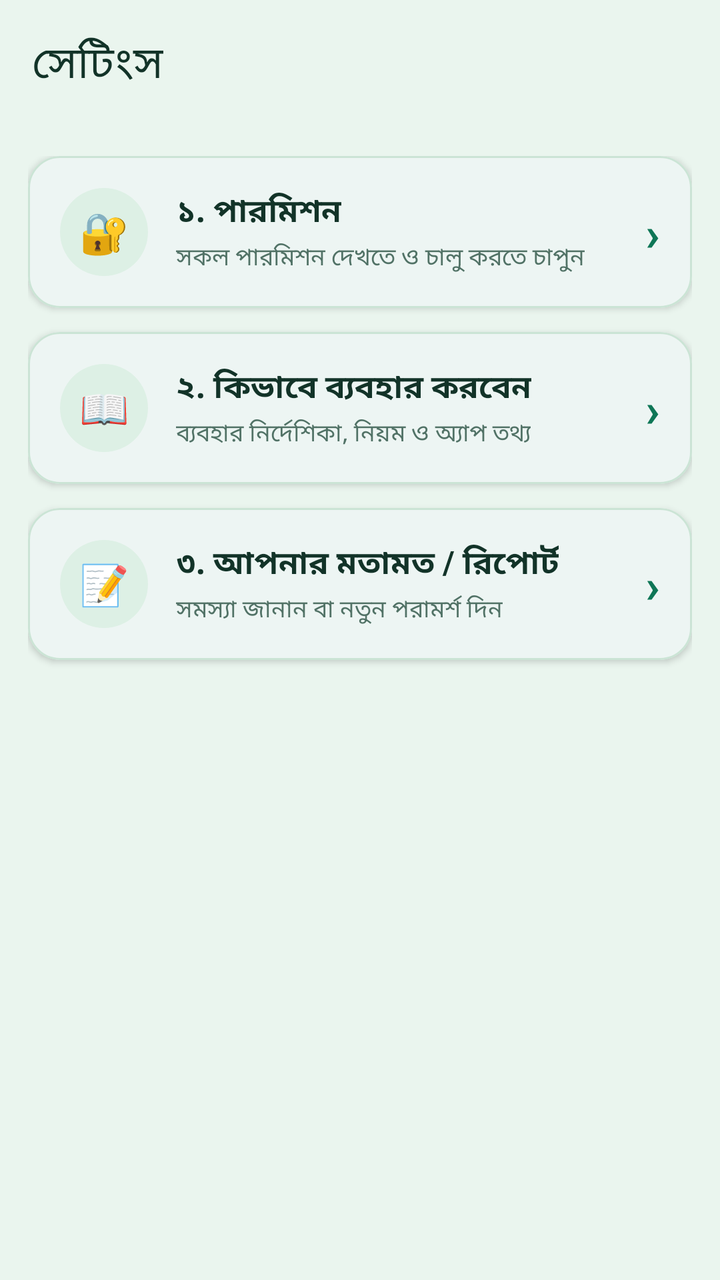
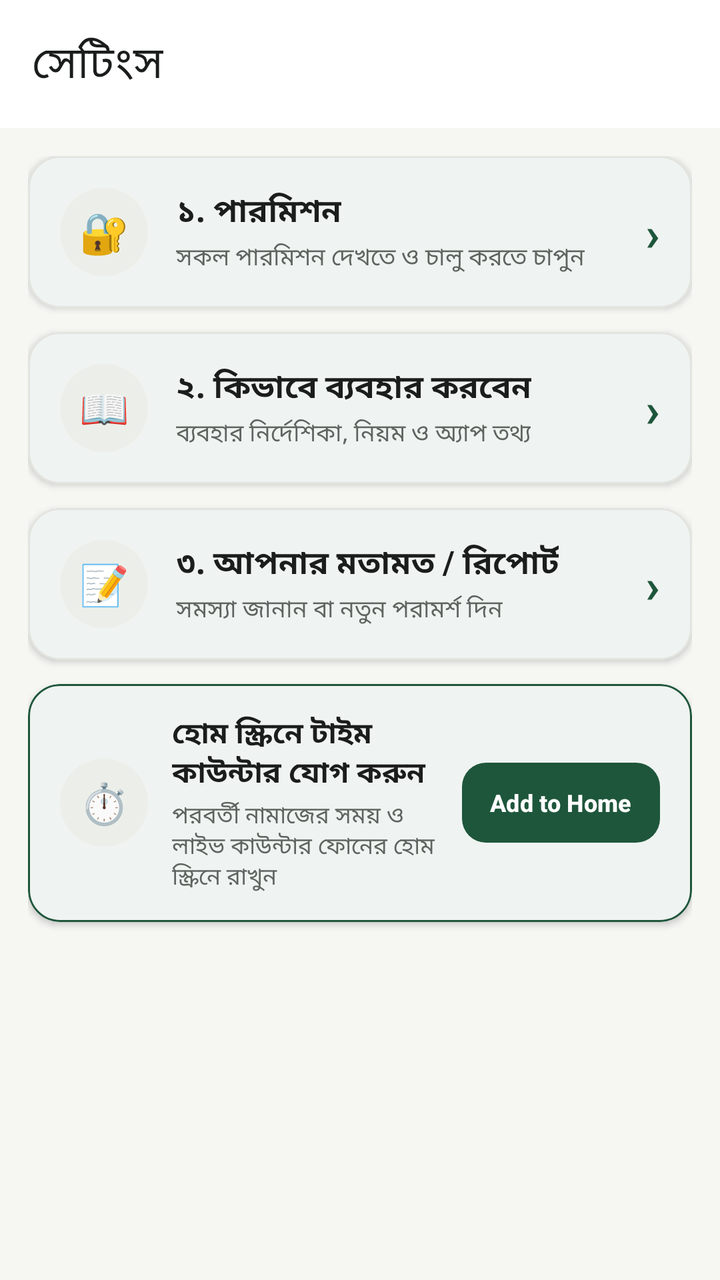

Before-and-after screenshots of an Android layout around one commit, followed by the original layout XML and the change that was made.
<!-- AndroidManifest.xml: application theme Theme.IslamicAlarm -->
<!-- res/layout/activity_settings.xml -->
<?xml version="1.0" encoding="utf-8"?>
<LinearLayout xmlns:android="http://schemas.android.com/apk/res/android"
    xmlns:app="http://schemas.android.com/apk/res-auto"
    xmlns:tools="http://schemas.android.com/tools"
    android:layout_width="match_parent"
    android:layout_height="match_parent"
    android:background="@color/background"
    android:orientation="vertical"
    tools:context="com.hafij.islamicalarm.settings.SettingsFragment">

    <com.google.android.material.appbar.AppBarLayout
        android:layout_width="match_parent"
        android:layout_height="wrap_content"
        android:background="@color/primary"
        app:elevation="0dp"
        app:liftOnScroll="false">

        <com.google.android.material.appbar.MaterialToolbar
            android:id="@+id/toolbarSettings"
            android:layout_width="match_parent"
            android:layout_height="?attr/actionBarSize"
            app:title="সেটিংস"
            app:titleTextColor="@color/text_primary" />

    </com.google.android.material.appbar.AppBarLayout>

    <androidx.core.widget.NestedScrollView
        android:id="@+id/settingsScrollView"
        android:layout_width="match_parent"
        android:layout_height="match_parent"
        android:clipToPadding="false"
        android:paddingBottom="16dp">

        <LinearLayout
            android:layout_width="match_parent"
            android:layout_height="wrap_content"
            android:orientation="vertical"
            android:padding="14dp">

            
            <LinearLayout
                android:id="@+id/layoutSettingsMenu"
                android:layout_width="match_parent"
                android:layout_height="wrap_content"
                android:orientation="vertical">

                
                <com.google.android.material.card.MaterialCardView
                    android:id="@+id/cardCatPermissions"
                    android:layout_width="match_parent"
                    android:layout_height="wrap_content"
                    android:layout_marginBottom="12dp"
                    app:cardBackgroundColor="@color/surface"
                    app:cardCornerRadius="16dp"
                    app:cardElevation="2dp"
                    app:strokeColor="@color/border"
                    app:strokeWidth="1dp">

                    <LinearLayout
                        android:id="@+id/rowCatPermissionsHeader"
                        android:layout_width="match_parent"
                        android:layout_height="wrap_content"
                        android:background="?attr/selectableItemBackground"
                        android:clickable="true"
                        android:focusable="true"
                        android:gravity="center_vertical"
                        android:minHeight="72dp"
                        android:orientation="horizontal"
                        android:paddingHorizontal="16dp"
                        android:paddingVertical="16dp">

                        <TextView
                            android:layout_width="44dp"
                            android:layout_height="44dp"
                            android:background="@drawable/bg_quran_icon_circle"
                            android:gravity="center"
                            android:text="🔐"
                            android:textSize="20sp" />

                        <LinearLayout
                            android:layout_width="0dp"
                            android:layout_height="wrap_content"
                            android:layout_marginStart="14dp"
                            android:layout_weight="1"
                            android:orientation="vertical">

                            <TextView
                                android:layout_width="wrap_content"
                                android:layout_height="wrap_content"
                                android:text="১. পারমিশন"
                                android:textColor="@color/text_primary"
                                android:textSize="16sp"
                                android:textStyle="bold" />

                            <TextView
                                android:id="@+id/tvPermSummary"
                                android:layout_width="wrap_content"
                                android:layout_height="wrap_content"
                                android:layout_marginTop="2dp"
                                android:text="সকল পারমিশন দেখতে ও চালু করতে চাপুন"
                                android:textColor="@color/text_secondary"
                                android:textSize="12sp" />

                        </LinearLayout>

                        <TextView
                            android:id="@+id/tvCatPermArrow"
                            android:layout_width="wrap_content"
                            android:layout_height="wrap_content"
                            android:paddingStart="8dp"
                            android:text="›"
                            android:textColor="@color/secondary"
                            android:textSize="24sp"
                            android:textStyle="bold" />

                    </LinearLayout>

                </com.google.android.material.card.MaterialCardView>

                
                <com.google.android.material.card.MaterialCardView
                    android:id="@+id/cardCatGuide"
                    android:layout_width="match_parent"
                    android:layout_height="wrap_content"
                    android:layout_marginBottom="12dp"
                    app:cardBackgroundColor="@color/surface"
                    app:cardCornerRadius="16dp"
                    app:cardElevation="2dp"
                    app:strokeColor="@color/border"
                    app:strokeWidth="1dp">

                    <LinearLayout
                        android:id="@+id/rowCatGuideHeader"
                        android:layout_width="match_parent"
                        android:layout_height="wrap_content"
                        android:background="?attr/selectableItemBackground"
                        android:clickable="true"
                        android:focusable="true"
                        android:gravity="center_vertical"
                        android:minHeight="72dp"
                        android:orientation="horizontal"
                        android:paddingHorizontal="16dp"
                        android:paddingVertical="16dp">

                        <TextView
                            android:layout_width="44dp"
                            android:layout_height="44dp"
                            android:background="@drawable/bg_quran_icon_circle"
                            android:gravity="center"
                            android:text="📖"
                            android:textSize="20sp" />

                        <LinearLayout
                            android:layout_width="0dp"
                            android:layout_height="wrap_content"
                            android:layout_marginStart="14dp"
                            android:layout_weight="1"
                            android:orientation="vertical">

                            <TextView
                                android:layout_width="wrap_content"
                                android:layout_height="wrap_content"
                                android:text="২. কিভাবে ব্যবহার করবেন"
                                android:textColor="@color/text_primary"
                                android:textSize="16sp"
                                android:textStyle="bold" />

                            <TextView
                                android:layout_width="wrap_content"
                                android:layout_height="wrap_content"
                                android:layout_marginTop="2dp"
                                android:text="ব্যবহার নির্দেশিকা, নিয়ম ও অ্যাপ তথ্য"
                                android:textColor="@color/text_secondary"
                                android:textSize="12sp" />

                        </LinearLayout>

                        <TextView
                            android:id="@+id/tvCatGuideArrow"
                            android:layout_width="wrap_content"
                            android:layout_height="wrap_content"
                            android:paddingStart="8dp"
                            android:text="›"
                            android:textColor="@color/secondary"
                            android:textSize="24sp"
                            android:textStyle="bold" />

                    </LinearLayout>

                </com.google.android.material.card.MaterialCardView>

                
                <com.google.android.material.card.MaterialCardView
                    android:id="@+id/cardCatReport"
                    android:layout_width="match_parent"
                    android:layout_height="wrap_content"
                    android:layout_marginBottom="12dp"
                    app:cardBackgroundColor="@color/surface"
                    app:cardCornerRadius="16dp"
                    app:cardElevation="2dp"
                    app:strokeColor="@color/border"
                    app:strokeWidth="1dp">

                    <LinearLayout
                        android:id="@+id/rowCatReportHeader"
                        android:layout_width="match_parent"
                        android:layout_height="wrap_content"
                        android:background="?attr/selectableItemBackground"
                        android:clickable="true"
                        android:focusable="true"
                        android:gravity="center_vertical"
                        android:minHeight="72dp"
                        android:orientation="horizontal"
                        android:paddingHorizontal="16dp"
                        android:paddingVertical="16dp">

                        <TextView
                            android:layout_width="44dp"
                            android:layout_height="44dp"
                            android:background="@drawable/bg_quran_icon_circle"
                            android:gravity="center"
                            android:text="📝"
                            android:textSize="20sp" />

                        <LinearLayout
                            android:layout_width="0dp"
                            android:layout_height="wrap_content"
                            android:layout_marginStart="14dp"
                            android:layout_weight="1"
                            android:orientation="vertical">

                            <TextView
                                android:layout_width="wrap_content"
                                android:layout_height="wrap_content"
                                android:text="৩. আপনার মতামত / রিপোর্ট"
                                android:textColor="@color/text_primary"
                                android:textSize="16sp"
                                android:textStyle="bold" />

                            <TextView
                                android:layout_width="wrap_content"
                                android:layout_height="wrap_content"
                                android:layout_marginTop="2dp"
                                android:text="সমস্যা জানান বা নতুন পরামর্শ দিন"
                                android:textColor="@color/text_secondary"
                                android:textSize="12sp" />

                        </LinearLayout>

                        <TextView
                            android:id="@+id/tvCatReportArrow"
                            android:layout_width="wrap_content"
                            android:layout_height="wrap_content"
                            android:paddingStart="8dp"
                            android:text="›"
                            android:textColor="@color/secondary"
                            android:textSize="24sp"
                            android:textStyle="bold" />

                    </LinearLayout>

                </com.google.android.material.card.MaterialCardView>

            </LinearLayout>

            
            <LinearLayout
                android:id="@+id/layoutSettingsDetail"
                android:layout_width="match_parent"
                android:layout_height="wrap_content"
                android:orientation="vertical"
                android:visibility="gone">

                
                <LinearLayout
                    android:id="@+id/layoutCatPermissionsBody"
                    android:layout_width="match_parent"
                    android:layout_height="wrap_content"
                    android:orientation="vertical"
                    android:visibility="gone">

                    <LinearLayout
                        android:id="@+id/layoutPermRows"
                        android:layout_width="match_parent"
                        android:layout_height="wrap_content"
                        android:orientation="vertical" />

                </LinearLayout>

                
                <LinearLayout
                    android:id="@+id/layoutCatGuideBody"
                    android:layout_width="match_parent"
                    android:layout_height="wrap_content"
                    android:orientation="vertical"
                    android:visibility="gone">

                    <TextView
                        android:layout_width="wrap_content"
                        android:layout_height="wrap_content"
                        android:layout_marginBottom="8dp"
                        android:text="যেকোনো অংশে চাপ দিলে খুলবে বা বন্ধ হবে"
                        android:textColor="@color/text_secondary"
                        android:textSize="12sp" />

                    <LinearLayout
                        android:id="@+id/layoutGuide"
                        android:layout_width="match_parent"
                        android:layout_height="wrap_content"
                        android:orientation="vertical" />

                    <TextView
                        android:id="@+id/tvAppVersion"
                        android:layout_width="match_parent"
                        android:layout_height="wrap_content"
                        android:layout_marginTop="10dp"
                        android:background="@color/surface_container"
                        android:gravity="center"
                        android:paddingVertical="10dp"
                        android:textColor="@color/text_secondary"
                        android:textSize="12sp"
                        android:textStyle="bold" />

                </LinearLayout>

                
                <com.google.android.material.card.MaterialCardView
                    android:id="@+id/layoutCatReportBody"
                    android:layout_width="match_parent"
                    android:layout_height="wrap_content"
                    android:visibility="gone"
                    app:cardBackgroundColor="@color/surface"
                    app:cardCornerRadius="16dp"
                    app:cardElevation="2dp"
                    app:strokeColor="@color/border"
                    app:strokeWidth="1dp">

                    <LinearLayout
                        android:layout_width="match_parent"
                        android:layout_height="wrap_content"
                        android:orientation="vertical"
                        android:padding="14dp">

                        <RadioGroup
                            android:id="@+id/rgReportType"
                            android:layout_width="match_parent"
                            android:layout_height="wrap_content"
                            android:orientation="horizontal">

                            <RadioButton
                                android:id="@+id/rbProblem"
                                android:layout_width="wrap_content"
                                android:layout_height="wrap_content"
                                android:buttonTint="@color/secondary"
                                android:checked="true"
                                android:text="সমস্যা"
                                android:textColor="@color/text_primary" />

                            <RadioButton
                                android:id="@+id/rbSuggestion"
                                android:layout_width="wrap_content"
                                android:layout_height="wrap_content"
                                android:layout_marginStart="16dp"
                                android:buttonTint="@color/secondary"
                                android:text="পরামর্শ"
                                android:textColor="@color/text_primary" />

                        </RadioGroup>

                        <com.google.android.material.card.MaterialCardView
                            android:layout_width="match_parent"
                            android:layout_height="wrap_content"
                            android:layout_marginTop="6dp"
                            app:cardBackgroundColor="@color/surface_container"
                            app:cardCornerRadius="12dp"
                            app:cardElevation="0dp"
                            app:strokeColor="@color/border"
                            app:strokeWidth="1dp">

                            <EditText
                                android:id="@+id/etReportMessage"
                                android:layout_width="match_parent"
                                android:layout_height="wrap_content"
                                android:background="@null"
                                android:gravity="top|start"
                                android:hint="সমস্যা বা পরামর্শ বিস্তারিত লিখুন..."
                                android:inputType="textMultiLine|textCapSentences"
                                android:minLines="4"
                                android:padding="12dp"
                                android:textColor="@color/text_primary"
                                android:textColorHint="@color/text_secondary"
                                android:textSize="13sp" />

                        </com.google.android.material.card.MaterialCardView>

                        <com.google.android.material.button.MaterialButton
                            android:id="@+id/btnSendReport"
                            android:layout_width="match_parent"
                            android:layout_height="wrap_content"
                            android:layout_marginTop="8dp"
                            android:text="রিপোর্ট জমা দিন"
                            android:textColor="@color/primary"
                            app:backgroundTint="@color/secondary" />

                        <TextView
                            android:layout_width="wrap_content"
                            android:layout_height="wrap_content"
                            android:layout_marginTop="14dp"
                            android:layout_marginBottom="6dp"
                            android:text="আপনার জমা দেওয়া রিপোর্ট"
                            android:textColor="@color/text_primary"
                            android:textSize="13sp"
                            android:textStyle="bold" />

                        <TextView
                            android:id="@+id/tvReportsEmpty"
                            android:layout_width="wrap_content"
                            android:layout_height="wrap_content"
                            android:text="এখনো কোনো রিপোর্ট নেই।"
                            android:textColor="@color/text_secondary"
                            android:textSize="12sp" />

                        <LinearLayout
                            android:id="@+id/layoutReports"
                            android:layout_width="match_parent"
                            android:layout_height="wrap_content"
                            android:orientation="vertical" />

                    </LinearLayout>

                </com.google.android.material.card.MaterialCardView>

            </LinearLayout>

        </LinearLayout>

    </androidx.core.widget.NestedScrollView>

</LinearLayout>
<!-- resources referenced by this layout -->
<resources>
  <color name="background">#EAF5EE</color>
  <color name="border">#CBE4D5</color>
  <color name="primary">#EAF5EE</color>
  <color name="secondary">#0E7656</color>
  <color name="surface">#FFFFFF</color>
  <color name="surface_container">#DDF0E5</color>
  <color name="text_primary">#123328</color>
  <color name="text_secondary">#517266</color>
  <!-- drawable bg_quran_icon_circle (drawable) -->
  <?xml version="1.0" encoding="utf-8"?>
  <shape xmlns:android="http://schemas.android.com/apk/res/android"
      android:shape="oval">
      <solid android:color="@color/dua_soft_green" />
  </shape>
  <style name="Theme.IslamicAlarm" parent="Theme.Material3.Light.NoActionBar">
          <item name="colorPrimary">@color/dua_primary</item>
          <item name="colorOnPrimary">@color/white</item>
          <item name="colorPrimaryDark">@color/primary_variant</item>
          <item name="colorSecondary">@color/secondary</item>
          <item name="colorOnSecondary">@color/white</item>
          <item name="colorSurface">@color/surface</item>
          <item name="colorOnSurface">@color/text_primary</item>
          <item name="android:colorBackground">@color/background</item>
          <item name="colorOnBackground">@color/text_primary</item>
          <item name="android:statusBarColor">@color/background</item>
          <item name="android:navigationBarColor">@color/background</item>
          <item name="android:windowLightStatusBar">true</item>
          <item name="android:windowLightNavigationBar">true</item>
          <item name="android:windowBackground">@color/background</item>
      </style>
  <color name="dua_soft_green">#DDF0E5</color>
  <color name="dua_primary">#0E7656</color>
  <color name="white">#FFFFFFFF</color>
  <color name="primary_variant">#09573F</color>
</resources>

<!-- the commit's change to res/layout/activity_settings.xml (unified diff, before → after) -->
@@ -261,6 +261,77 @@
 
                 </com.google.android.material.card.MaterialCardView>
 
+                
+                <com.google.android.material.card.MaterialCardView
+                    android:id="@+id/cardAddToHomeWidget"
+                    android:layout_width="match_parent"
+                    android:layout_height="wrap_content"
+                    android:layout_marginBottom="12dp"
+                    app:cardBackgroundColor="@color/surface"
+                    app:cardCornerRadius="16dp"
+                    app:cardElevation="2dp"
+                    app:strokeColor="@color/secondary"
+                    app:strokeWidth="1dp">
+
+                    <LinearLayout
+                        android:layout_width="match_parent"
+                        android:layout_height="wrap_content"
+                        android:gravity="center_vertical"
+                        android:orientation="horizontal"
+                        android:paddingHorizontal="16dp"
+                        android:paddingVertical="14dp">
+
+                        <TextView
+                            android:layout_width="44dp"
+                            android:layout_height="44dp"
+                            android:background="@drawable/bg_quran_icon_circle"
+                            android:gravity="center"
+                            android:text="⏱️"
+                            android:textSize="20sp" />
+
+                        <LinearLayout
+                            android:layout_width="0dp"
+                            android:layout_height="wrap_content"
+                            android:layout_marginStart="12dp"
+                            android:layout_marginEnd="8dp"
+                            android:layout_weight="1"
+                            android:orientation="vertical">
+
+                            <TextView
+                                android:layout_width="wrap_content"
+                                android:layout_height="wrap_content"
+                                android:text="হোম স্ক্রিনে টাইম কাউন্টার যোগ করুন"
+                                android:textColor="@color/text_primary"
+                                android:textSize="14.5sp"
+                                android:textStyle="bold" />
+
+                            <TextView
+                                android:layout_width="wrap_content"
+                                android:layout_height="wrap_content"
+                                android:layout_marginTop="2dp"
+                                android:text="পরবর্তী নামাজের সময় ও লাইভ কাউন্টার ফোনের হোম স্ক্রিনে রাখুন"
+                                android:textColor="@color/text_secondary"
+                                android:textSize="11.5sp" />
+
+                        </LinearLayout>
+
+                        <com.google.android.material.button.MaterialButton
+                            android:id="@+id/btnSettingsAddToHome"
+                            android:layout_width="wrap_content"
+                            android:layout_height="wrap_content"
+                            android:minHeight="48dp"
+                            android:paddingHorizontal="14dp"
+                            android:text="Add to Home"
+                            android:textColor="@color/primary"
+                            android:textSize="12sp"
+                            android:textStyle="bold"
+                            app:backgroundTint="@color/secondary"
+                            app:cornerRadius="12dp" />
+
+                    </LinearLayout>
+
+                </com.google.android.material.card.MaterialCardView>
+
             </LinearLayout>
 
             
<!-- resource entries referenced after the edit -->
@@ -1,13 +1,13 @@
 <!-- resources referenced by this layout -->
 <resources>
-  <color name="background">#EAF5EE</color>
-  <color name="border">#CBE4D5</color>
-  <color name="primary">#EAF5EE</color>
-  <color name="secondary">#0E7656</color>
+  <color name="background">#F6F6F3</color>
+  <color name="border">#E2E4DE</color>
+  <color name="primary">#FFFFFF</color>
+  <color name="secondary">#1E563B</color>
   <color name="surface">#FFFFFF</color>
-  <color name="surface_container">#DDF0E5</color>
-  <color name="text_primary">#123328</color>
-  <color name="text_secondary">#517266</color>
+  <color name="surface_container">#ECEFE9</color>
+  <color name="text_primary">#1A1D1B</color>
+  <color name="text_secondary">#5E6460</color>
   <!-- drawable bg_quran_icon_circle (drawable) -->
   <?xml version="1.0" encoding="utf-8"?>
   <shape xmlns:android="http://schemas.android.com/apk/res/android"
@@ -30,9 +30,9 @@
           <item name="android:windowLightNavigationBar">true</item>
           <item name="android:windowBackground">@color/background</item>
       </style>
-  <color name="dua_soft_green">#DDF0E5</color>
-  <color name="dua_primary">#0E7656</color>
+  <color name="dua_soft_green">#ECEFE9</color>
+  <color name="dua_primary">#1E563B</color>
   <color name="white">#FFFFFFFF</color>
-  <color name="primary_variant">#09573F</color>
+  <color name="primary_variant">#143D29</color>
 </resources>
 
